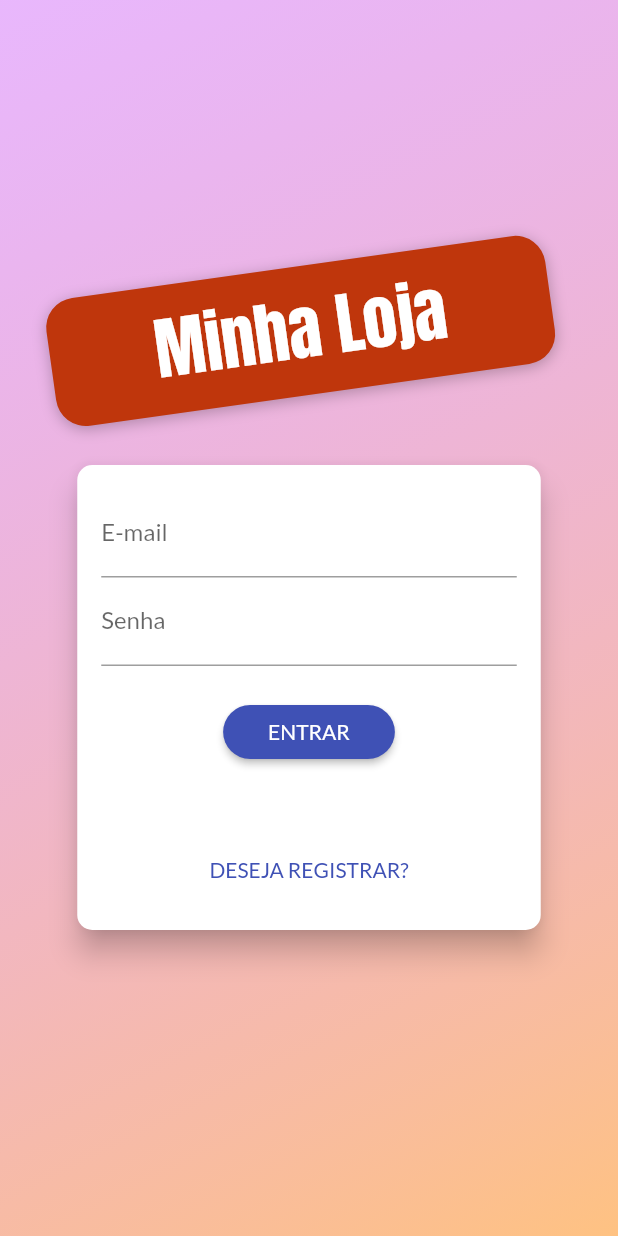
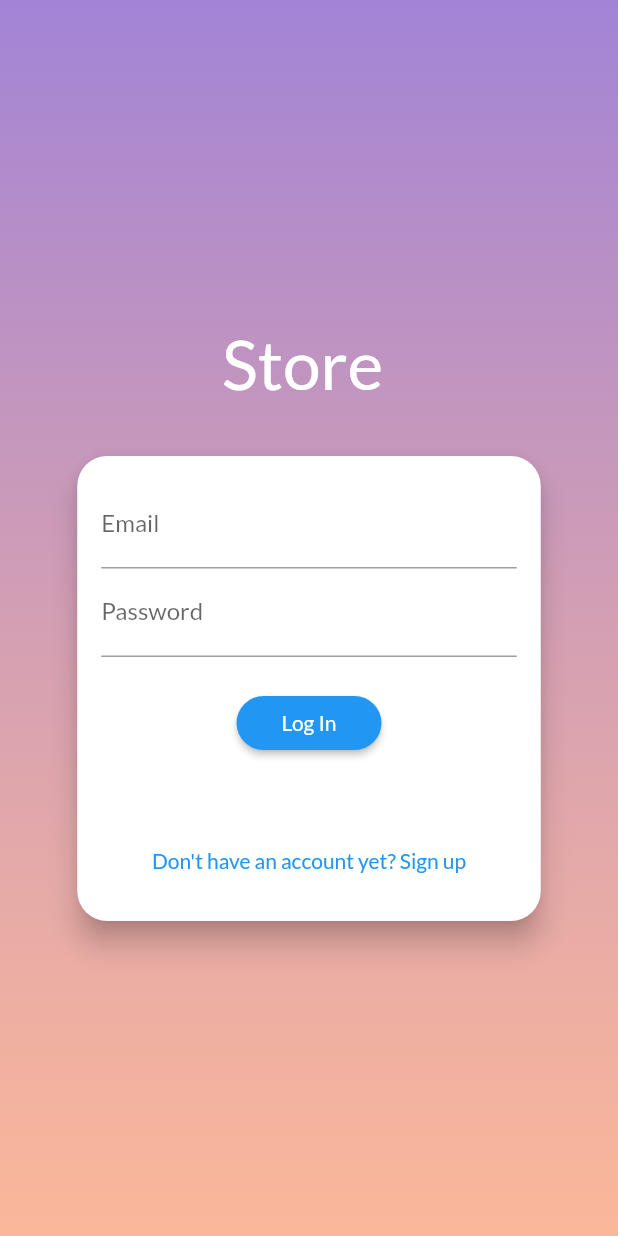
Before and after one commit to babsandrade/shop_flutter_code, a Flutter app: the screen it shows after launch, on a phone screen of 412 x 824 dp. Run offline on Flutter 3.47's test engine with Material 2 defaults, Android fonts, the phone set to English and light mode, and no system bars; our stand-ins replace shared_preferences; missing offline and left inert: shared_preferences_web; statements that could not run were skipped.

Commit message:
💄new design login screen

```diff
--- a/lib/components/auth_form.dart
+++ b/lib/components/auth_form.dart
@@ -93,7 +93,7 @@ class _AuthFormState extends State<AuthForm> {
     return Card(
       elevation: 8,
       shape: RoundedRectangleBorder(
-        borderRadius: BorderRadius.circular(10),
+        borderRadius: BorderRadius.circular(20),
       ),
       child: Container(
         padding: const EdgeInsets.all(16),
@@ -105,20 +105,20 @@ class _AuthFormState extends State<AuthForm> {
             children: [
               TextFormField(
                 style: TextStyle(color: Colors.black),
-                decoration: InputDecoration(labelText: 'E-mail'),
+                decoration: InputDecoration(labelText: 'Email'),
                 keyboardType: TextInputType.emailAddress,
                 onSaved: (email) => _authData['email'] = email ?? '',
                 validator: (_email) {
                   final email = _email ?? '';
                   if (email.trim().isEmpty || !email.contains('@')) {
-                    return 'Informe um e-mail válido.';
+                    return 'Please enter a valid email address.';
                   }
                   return null;
                 },
               ),
               TextFormField(
                 style: TextStyle(color: Colors.black),
-                decoration: InputDecoration(labelText: 'Senha'),
+                decoration: InputDecoration(labelText: 'Password'),
                 keyboardType: TextInputType.emailAddress,
                 obscureText: true,
                 controller: _passwordController,
@@ -126,7 +126,7 @@ class _AuthFormState extends State<AuthForm> {
                 validator: (_password) {
                   final password = _password ?? '';
                   if (password.isEmpty || password.length < 5) {
-                    return 'Informe uma senha válida';
+                    return 'PLease enter a valid password. Try again. ';
                   }
                   return null;
                 },
@@ -134,7 +134,7 @@ class _AuthFormState extends State<AuthForm> {
               if (_isSignup())
                 TextFormField(
                   style: TextStyle(color: Colors.black),
-                  decoration: InputDecoration(labelText: 'Confirmar Senha'),
+                  decoration: InputDecoration(labelText: 'Confirm password.'),
                   keyboardType: TextInputType.emailAddress,
                   obscureText: true,
                   validator: _isLogin()
@@ -142,7 +142,7 @@ class _AuthFormState extends State<AuthForm> {
                       : (_password) {
                           final password = _password ?? '';
                           if (password != _passwordController.text) {
-                            return 'Senhas informadas não conferem.';
+                            return "Those passwords didn't match. Try again";
                           }
                           return null;
                         },
@@ -163,14 +163,16 @@ class _AuthFormState extends State<AuthForm> {
                     ),
                   ),
                   child: Text(
-                    _authMode == AuthMode.Login ? 'ENTRAR' : 'REGISTRAR',
+                    _authMode == AuthMode.Login ? 'Log In' : 'Sign Up',
                   ),
                 ),
               Spacer(),
               TextButton(
                 onPressed: _switchAuthMode,
                 child: Text(
-                  _isLogin() ? 'DESEJA REGISTRAR?' : 'JÁ POSSUI CONTA?',
+                  _isLogin()
+                      ? "Don't have an account yet? Sign up"
+                      : 'Already have an account? Sign in',
                 ),
               )
             ],
--- a/lib/components/product_grid.dart
+++ b/lib/components/product_grid.dart
@@ -26,7 +26,7 @@ class ProductGrid extends StatelessWidget {
       ),
       gridDelegate: SliverGridDelegateWithFixedCrossAxisCount(
         crossAxisCount: 2,
-        childAspectRatio: 3 / 2,
+        childAspectRatio: 1 / 1.3,
         crossAxisSpacing: 10,
         mainAxisSpacing: 10,
       ),
--- a/lib/main.dart
+++ b/lib/main.dart
@@ -53,8 +53,8 @@ class MyApp extends StatelessWidget {
       child: MaterialApp(
         title: 'Flutter Demo',
         theme: ThemeData(
-            primarySwatch: Colors.indigo,
-            accentColor: Colors.deepOrange,
+            primarySwatch: Colors.babs,
+            accentColor: Color.fromARGB(247, 253, 76, 0),
             fontFamily: 'Lato'),
         // home: ProductsOverviewPage(),
         routes: {
--- a/lib/pages/auth_page.dart
+++ b/lib/pages/auth_page.dart
@@ -19,11 +19,11 @@ class AuthPage extends StatelessWidget {
               // ignore: prefer_const_constructors
               gradient: LinearGradient(
                 colors: [
-                  Color.fromRGBO(215, 117, 255, 0.5),
-                  Color.fromRGBO(255, 188, 117, 0.9),
+                  Color(0x7C4506B1),
+                  Color(0x62FD4C00),
                 ],
-                begin: Alignment.topLeft,
-                end: Alignment.bottomRight,
+                begin: Alignment.topCenter,
+                end: Alignment.bottomCenter,
               ),
             ),
           ),
@@ -42,23 +42,24 @@ class AuthPage extends StatelessWidget {
                     horizontal: 70,
                   ),
                   // cascade operator
-                  transform: Matrix4.rotationZ(-8 * pi / 180)..translate(-10.0),
+                  // transform: Matrix4.rotationZ(-8 * pi / 180)..translate(-10.0),
                   decoration: BoxDecoration(
                     borderRadius: BorderRadius.circular(20),
-                    color: Colors.deepOrange.shade900,
-                    boxShadow: [
-                      BoxShadow(
-                        blurRadius: 8,
-                        color: Colors.black26,
-                        offset: Offset(0, 2),
-                      ),
-                    ],
+                    color: Color.fromARGB(0, 191, 54, 12),
+                    // boxShadow: [
+                    //   BoxShadow(
+                    //     blurRadius: 8,
+                    //     color: Colors.black26,
+                    //     offset: Offset(0, 2),
+                    //   ),
+                    // ],
                   ),
                   child: Text(
-                    'Minha Loja',
+                    'Store ',
                     style: TextStyle(
+
                       fontSize: 45,
-                      fontFamily: 'Anton',
+                      fontFamily: 'Lato',
                       color: Colors.white,
                     ),
                   ),
--- a/lib/pages/cart_page.dart
+++ b/lib/pages/cart_page.dart
@@ -15,7 +15,7 @@ class CartPage extends StatelessWidget {
     final items = cart.items.values.toList();
     return Scaffold(
       appBar: AppBar(
-        title: Text("Carrinho"),
+        title: Text("Cart"),
       ),
       body: Column(
         children: [
@@ -94,7 +94,7 @@ class _CartButtonState extends State<CartButton> {
 
                     widget.cart.clear();
                   },
-            child: Text('COMPRAR'),
+            child: Text('BUY'),
             style: TextButton.styleFrom(
               textStyle: TextStyle(
                 color: Theme.of(context).primaryColor,
--- a/lib/pages/orders_page.dart
+++ b/lib/pages/orders_page.dart
@@ -11,7 +11,7 @@ class OrdersPage extends StatelessWidget {
   Widget build(BuildContext context) {
     return Scaffold(
       appBar: AppBar(
-        title: Text('Meus Pedidos'),
+        title: Text('My orders'),
       ),
       drawer: AppDrawer(),
       body: FutureBuilder(
@@ -21,7 +21,7 @@ class OrdersPage extends StatelessWidget {
               return Center(child: CircularProgressIndicator());
             } else if (snapshot.error != null) {
               return Center(
-                child: Text('Ocorreu um erro!'),
+                child: Text('An error ocurred!'),
               );
             } else {
               return Consumer<OrderList>(
--- a/lib/pages/product_detail_page.dart
+++ b/lib/pages/product_detail_page.dart
@@ -29,7 +29,8 @@ class ProductDetailPage extends StatelessWidget {
           SizedBox(height: 10),
           Text(
             'R\$ ${product.price}',
-            style: TextStyle(color: Colors.blueGrey, fontSize: 20),
+            style: TextStyle(
+                color: Colors.babs, fontSize: 25, fontWeight: FontWeight.bold),
           ),
           SizedBox(
             height: 10,
@@ -40,6 +41,7 @@ class ProductDetailPage extends StatelessWidget {
             child: Text(
               product.description,
               textAlign: TextAlign.center,
+              style: TextStyle(fontSize: 16, fontWeight: FontWeight.w300),
             ),
           )
         ],
--- a/lib/pages/products_overview_page.dart
+++ b/lib/pages/products_overview_page.dart
@@ -42,17 +42,17 @@ class _ProductsOverviewPageState extends State<ProductsOverviewPage> {
   Widget build(BuildContext context) {
     return Scaffold(
       appBar: AppBar(
-        title: const Text('my store'),
+        title: const Text('Home Page'),
         actions: [
           PopupMenuButton(
             icon: const Icon(Icons.more_vert),
             itemBuilder: (_) => [
               const PopupMenuItem(
-                child: Text('Somente Favoritos'),
+                child: Text('My favorites'),
                 value: FilterOptions.Favorite,
               ),
               const PopupMenuItem(
-                child: Text('Todos'),
+                child: Text('All'),
                 value: FilterOptions.All,
               ),
             ],
--- a/lib/pages/products_page.dart
+++ b/lib/pages/products_page.dart
@@ -19,7 +19,7 @@ class ProductsPage extends StatelessWidget {
     final ProductList products = Provider.of(context);
     return Scaffold(
       appBar: AppBar(
-        title: Text('Gerenciar produtos'),
+        title: Text('Manage products'),
         actions: [
           IconButton(
               onPressed: () {
```
Also changed, not shown: lib/components/app_drawer.dart (+5 -5 lines), lib/components/cart_item.dart (+4 -4 lines), lib/components/product_grid_item.dart (+20 -8 lines), lib/components/product_item.dart (+4 -4 lines), lib/pages/product_form_page.dart (+12 -12 lines).
